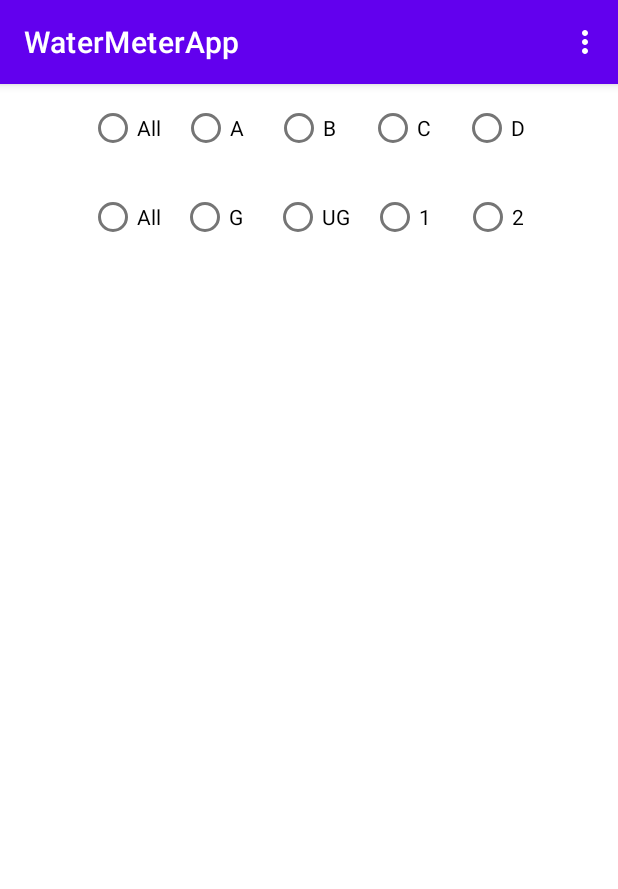
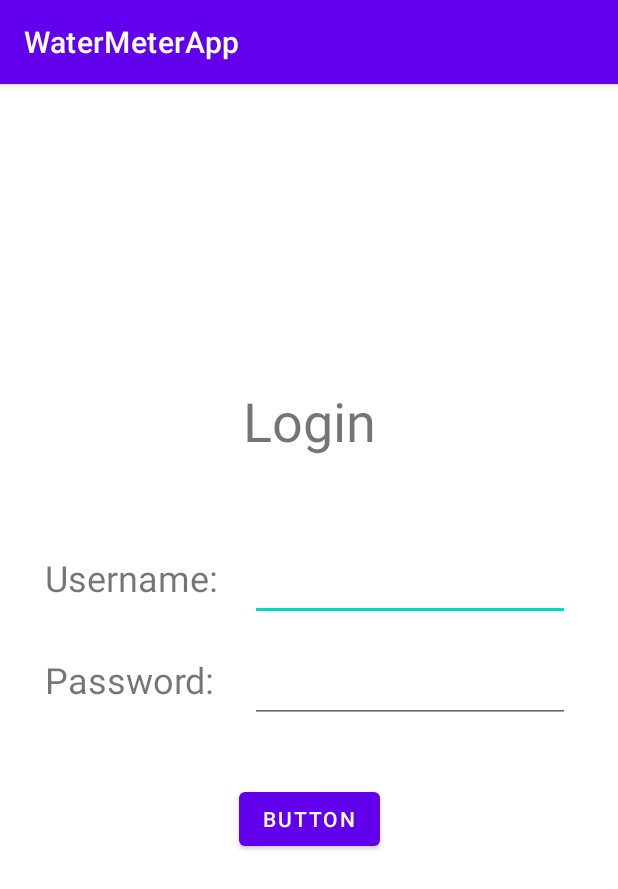
Before and after one commit to mouyuanyap/WaterMeterApp, an Android app: the screen it shows after launch (MainActivity), on a phone screen of 412 x 824 dp. Shown: the top 889 px of the screen. Run offline under Robolectric (Android 15) with nearby library versions, the phone set to English and light mode, and no system bars.

```diff
--- a/app/build.gradle
+++ b/app/build.gradle
@@ -45,6 +45,7 @@ dependencies {
     implementation 'androidx.navigation:navigation-fragment-ktx:2.3.2'
     implementation 'androidx.navigation:navigation-ui-ktx:2.3.2'
     implementation 'androidx.legacy:legacy-support-v4:1.0.0'
+    implementation 'androidx.wear:wear:1.0.0'
     testImplementation 'junit:junit:4.+'
     androidTestImplementation 'androidx.test.ext:junit:1.1.2'
     androidTestImplementation 'androidx.test.espresso:espresso-core:3.3.0'
@@ -54,6 +55,7 @@ dependencies {
     implementation "androidx.recyclerview:recyclerview:1.1.0"
     // For control over item selection of both touch and mouse driven selection
     implementation "androidx.recyclerview:recyclerview-selection:1.1.0-rc03"
+    compileOnly 'com.google.android.wearable:wearable:2.6.0'
 
     def lifecycle_version = "2.2.0"
     def arch_version = "2.1.0"
--- /dev/null
+++ b/app/src/main/java/com/example/watermeterapp/SessionManager.kt
@@ -0,0 +1,31 @@
+package com.example.watermeterapp
+
+import android.content.Context
+import android.content.SharedPreferences
+
+/**
+ * Session manager to save and fetch data from SharedPreferences
+ */
+class SessionManager (context: Context) {
+    private var prefs: SharedPreferences = context.getSharedPreferences(context.getString(R.string.app_name), Context.MODE_PRIVATE)
+
+    companion object {
+        const val USER_TOKEN = "user_token"
+    }
+
+    /**
+     * Function to save auth token
+     */
+    fun saveAuthToken(token: String) {
+        val editor = prefs.edit()
+        editor.putString(USER_TOKEN, token)
+        editor.apply()
+    }
+
+    /**
+     * Function to fetch auth token
+     */
+    fun fetchAuthToken(): String? {
+        return prefs.getString(USER_TOKEN, null)
+    }
+}
--- a/app/src/main/java/com/example/watermeterapp/api.kt
+++ b/app/src/main/java/com/example/watermeterapp/api.kt
@@ -4,6 +4,7 @@ import android.content.Context
 import android.net.ConnectivityManager
 import android.net.NetworkCapabilities
 import android.os.Build
+import android.provider.SyncStateContract
 import com.example.watermeterapp.data.*
 import okhttp3.Cache
 import okhttp3.OkHttpClient
@@ -14,6 +15,10 @@ import retrofit2.http.*
 import java.util.concurrent.TimeUnit
 
 interface Api {
+
+    @POST("users/authenticate")
+    fun login(@Body request: LoginRequest): Call<LoginResponse>
+
     @GET("/buildings")
     fun fetchAllBuildings(): Call<BuildingReturn>
 
@@ -59,19 +64,29 @@ interface Api {
             val cacheSize = (5 * 1024 * 1024).toLong()
             val myCache = Cache(context.cacheDir, cacheSize)
 
+
+
             val okHttpClient = OkHttpClient.Builder()
                     .cache(myCache)
                     .addInterceptor { chain ->
                         var request = chain.request()
+                        val sessionManager = SessionManager(context)
                         request = if (hasNetwork(context)!! && serverConn)
-                            request.newBuilder().header("Cache-Control", "public, max-age=" + 5).build()
+
+                            request.newBuilder()
+                                    .addHeader("Cache-Control", "public, max-age=" + 5)
+                                    .addHeader("Authorization", "Bearer "+sessionManager.fetchAuthToken())
+                                    .build()
                         else
-                            request.newBuilder().header("Cache-Control", "public, only-if-cached, max-stale=" + 60 * 60 * 24 * 7).build()
+                            request.newBuilder()
+                                    .addHeader("Cache-Control", "public, only-if-cached, max-stale=" + 60 * 60 * 24 * 7)
+                                    //.addHeader("Authorization", "Bearer "+sessionManager.fetchAuthToken())
+                                    .build()
                         chain.proceed(request)
                     }
-                    .connectTimeout(1, TimeUnit.SECONDS)
-                    .readTimeout(1, TimeUnit.SECONDS)
-                    .writeTimeout(1, TimeUnit.SECONDS)
+                    .connectTimeout(2, TimeUnit.SECONDS)
+                    .readTimeout(2, TimeUnit.SECONDS)
+                    .writeTimeout(2, TimeUnit.SECONDS)
                     .build()
 
 
@@ -96,9 +111,17 @@ interface ApiPost{
         fun create(context: Context):ApiPost{
 
             val okHttpClient = OkHttpClient.Builder()
-                    .connectTimeout(5, TimeUnit.SECONDS)
-                    .readTimeout(5, TimeUnit.SECONDS)
-                    .writeTimeout(5, TimeUnit.SECONDS)
+                    .connectTimeout(3, TimeUnit.SECONDS)
+                    .readTimeout(3, TimeUnit.SECONDS)
+                    .writeTimeout(3, TimeUnit.SECONDS)
+                    .addInterceptor { chain ->
+                        var request = chain.request()
+                        val sessionManager = SessionManager(context)
+                        request.newBuilder()
+                                    .addHeader("Authorization", "Bearer "+sessionManager.fetchAuthToken())
+                                    .build()
+                        chain.proceed(request)
+                    }
                     .build()
 
             val retrofit = Retrofit.Builder()
--- /dev/null
+++ b/app/src/main/java/com/example/watermeterapp/data/LoginRequest.kt
@@ -0,0 +1,6 @@
+package com.example.watermeterapp.data
+
+data class LoginRequest(
+        val username: String,
+        val password: String
+)
--- a/app/src/main/res/layout/activity_main.xml
+++ b/app/src/main/res/layout/activity_main.xml
@@ -1,25 +1,74 @@
 <?xml version="1.0" encoding="utf-8"?>
-<androidx.coordinatorlayout.widget.CoordinatorLayout xmlns:android="http://schemas.android.com/apk/res/android"
+<androidx.constraintlayout.widget.ConstraintLayout
+    xmlns:android="http://schemas.android.com/apk/res/android"
     xmlns:app="http://schemas.android.com/apk/res-auto"
     xmlns:tools="http://schemas.android.com/tools"
     android:layout_width="match_parent"
     android:layout_height="match_parent"
-    tools:context=".MainActivity">
+    android:id="@+id/loginLayout">
 
-    <com.google.android.material.appbar.AppBarLayout
-        android:layout_width="match_parent"
+    <TextView
+        android:id="@+id/textView2"
+        android:layout_width="wrap_content"
         android:layout_height="wrap_content"
-        android:theme="@style/Theme.WaterMeterApp.AppBarOverlay">
+        android:layout_marginTop="200dp"
+        android:text="Login"
+        android:textSize="36sp"
+        app:layout_constraintEnd_toEndOf="parent"
+        app:layout_constraintStart_toStartOf="parent"
+        app:layout_constraintTop_toTopOf="parent" />
 
-        <androidx.appcompat.widget.Toolbar
-            android:id="@+id/toolbar"
-            android:layout_width="match_parent"
-            android:layout_height="?attr/actionBarSize"
-            android:background="?attr/colorPrimary"
-            app:popupTheme="@style/Theme.WaterMeterApp.PopupOverlay" />
+    <TextView
+        android:id="@+id/textView4"
+        android:layout_width="wrap_content"
+        android:layout_height="wrap_content"
+        android:layout_marginStart="30dp"
+        android:layout_marginTop="64dp"
+        android:text="Username: "
+        android:textSize="24sp"
+        app:layout_constraintStart_toStartOf="parent"
+        app:layout_constraintTop_toBottomOf="@+id/textView2" />
 
-    </com.google.android.material.appbar.AppBarLayout>
+    <TextView
+        android:id="@+id/textView6"
+        android:layout_width="wrap_content"
+        android:layout_height="wrap_content"
+        android:layout_marginStart="30dp"
+        android:layout_marginTop="35dp"
+        android:text="Password:"
+        android:textSize="24sp"
+        app:layout_constraintStart_toStartOf="parent"
+        app:layout_constraintTop_toBottomOf="@+id/textView4" />
 
-    <include layout="@layout/content_main" />
+    <EditText
+        android:id="@+id/editTextUsername"
+        android:layout_width="wrap_content"
+        android:layout_height="wrap_content"
+        android:layout_marginStart="15dp"
+        android:layout_marginTop="64dp"
+        android:ems="10"
+        android:inputType="textPersonName"
+        app:layout_constraintStart_toEndOf="@+id/textView4"
+        app:layout_constraintTop_toBottomOf="@+id/textView2" />
 
-</androidx.coordinatorlayout.widget.CoordinatorLayout>
+    <EditText
+        android:id="@+id/editTextPassword"
+        android:layout_width="wrap_content"
+        android:layout_height="wrap_content"
+        android:layout_marginStart="15dp"
+        android:layout_marginTop="35dp"
+        android:ems="10"
+        android:inputType="textPassword"
+        app:layout_constraintStart_toEndOf="@+id/textView4"
+        app:layout_constraintTop_toBottomOf="@+id/textView4" />
+
+    <Button
+        android:id="@+id/loginSubmitButton"
+        android:layout_width="wrap_content"
+        android:layout_height="wrap_content"
+        android:layout_marginTop="40dp"
+        android:text="Button"
+        app:layout_constraintEnd_toEndOf="parent"
+        app:layout_constraintStart_toStartOf="parent"
+        app:layout_constraintTop_toBottomOf="@+id/editTextPassword" />
+</androidx.constraintlayout.widget.ConstraintLayout>
--- a/app/src/main/res/layout/fragment_second.xml
+++ b/app/src/main/res/layout/fragment_second.xml
@@ -118,9 +118,10 @@
 
     <androidx.recyclerview.widget.RecyclerView
         android:id="@+id/recordDbRecycler"
-        android:layout_width="414dp"
-        android:layout_height="115dp"
+        android:layout_width="wrap_content"
+        android:layout_height="wrap_content"
         android:layout_marginTop="5dp"
+        app:layout_constraintEnd_toEndOf="parent"
         app:layout_constraintStart_toStartOf="parent"
         app:layout_constraintTop_toBottomOf="@+id/inputRecord" />
 </androidx.constraintlayout.widget.ConstraintLayout>
--- a/app/src/main/res/values/strings.xml
+++ b/app/src/main/res/values/strings.xml
@@ -9,4 +9,10 @@
 
     <string name="hello_first_fragment">Hello first fragment</string>
     <string name="hello_second_fragment">Hello second fragment. Arg: %1$s</string>
+    <string name="title_activity_building_u_i">buildingUI</string>
+    <!--
+    This string is used for square devices and overridden by hello_world in
+    values-round/strings.xml for round devices.
+    -->
+    <string name="hello_world">Hello Square World!</string>
 </resources>
```
Also changed, not shown: app/src/main/AndroidManifest.xml (+15 -1 lines), app/src/main/java/com/example/watermeterapp/BuildingUIActivity.kt (added, +62 -0 lines), app/src/main/java/com/example/watermeterapp/MainActivity.kt (+72 -6 lines), app/src/main/java/com/example/watermeterapp/data/LoginResponse.kt (added, +11 -0 lines), app/src/main/res/layout/activity_main2.xml (added, +25 -0 lines), app/src/main/res/navigation/nav_graph.xml (+23 -3 lines), app/src/main/res/values/dimens.xml (+12 -0 lines).
